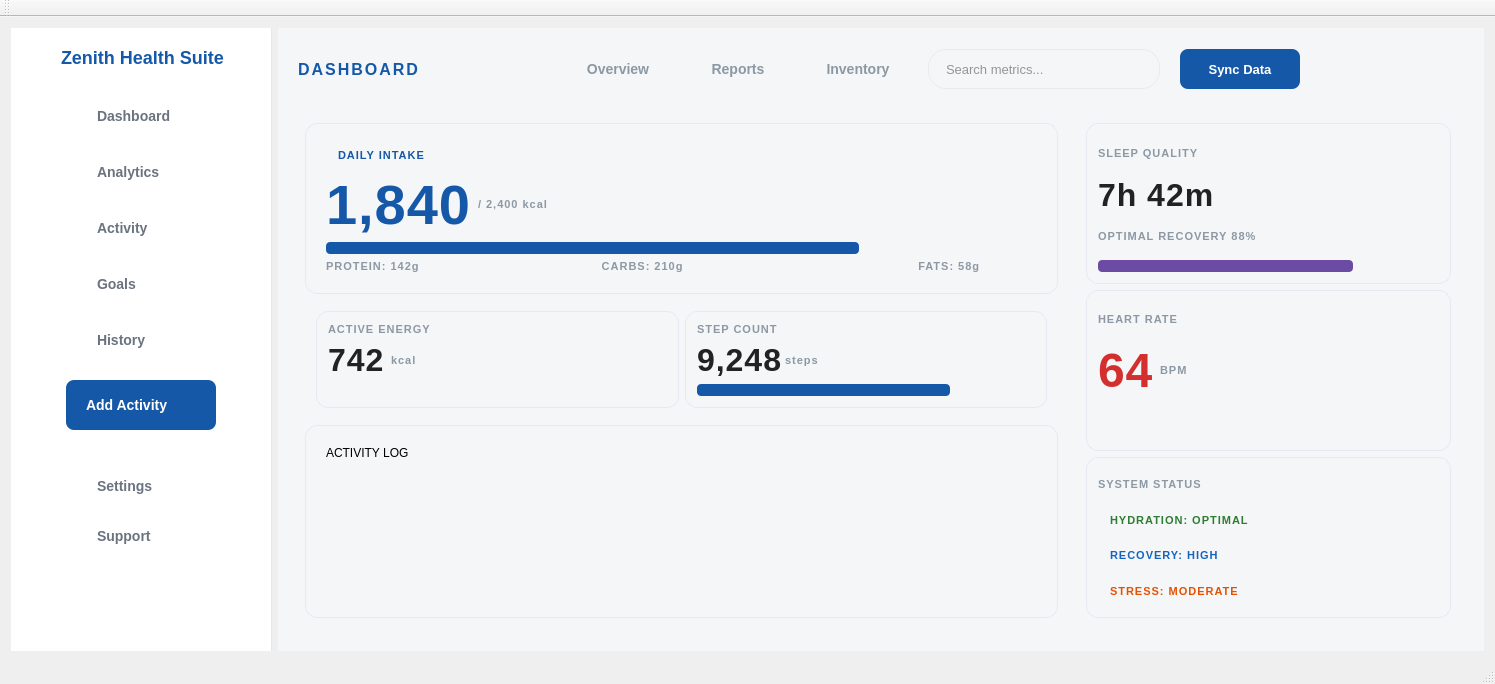
This is ZenithHealthSuite/DashboardScreen.ui in iharisrao/zenith-health-suite as Qt 5 draws it before an edit. The edited form follows.
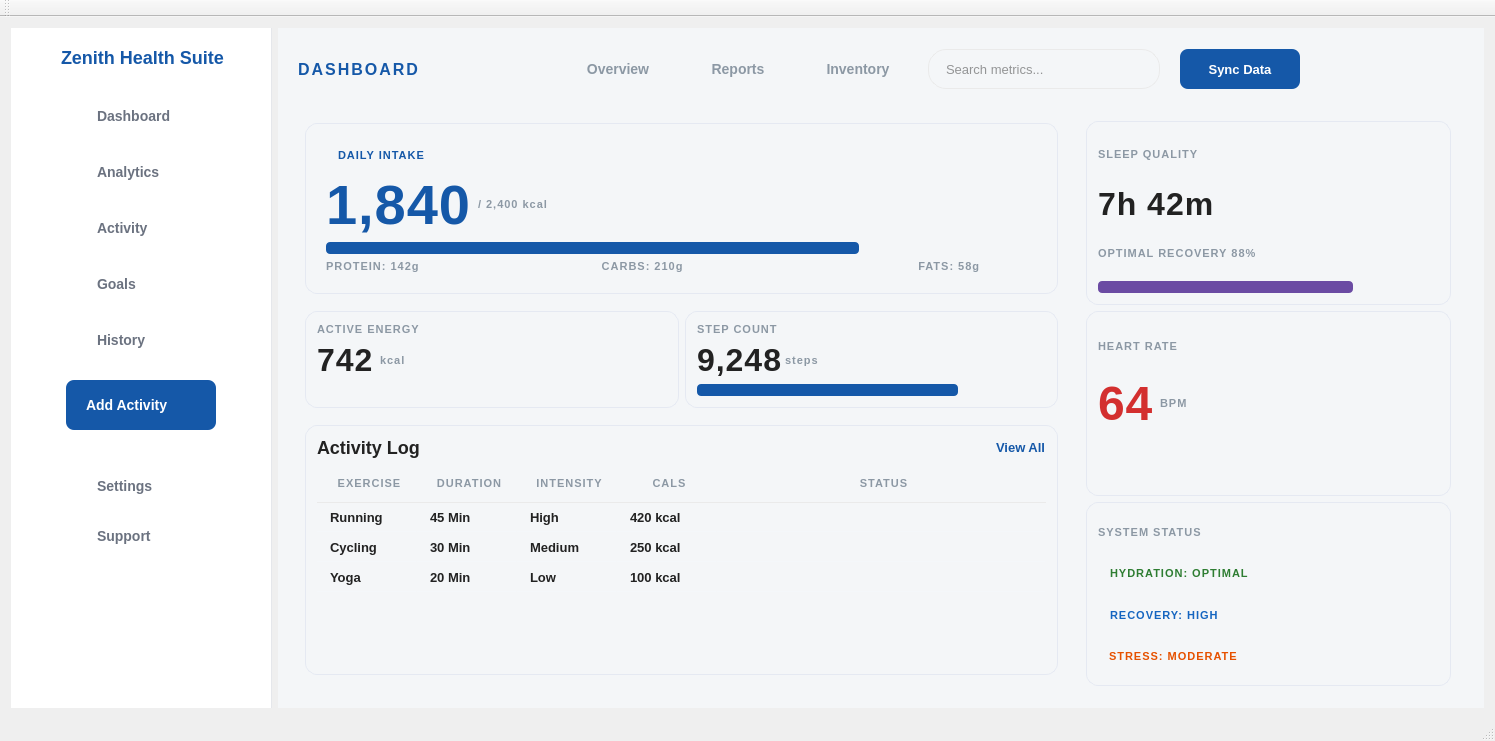
This is the edited form. Icons and pictures are not drawn.

Commit message: finalize the dashboard.ui screen

The edit to the form file:
```diff
--- a/ZenithHealthSuite/DashboardScreen.ui
+++ b/ZenithHealthSuite/DashboardScreen.ui
@@ -200,30 +200,53 @@
 #stepCountProgressBar::chunk { background-color: #1558A8; border-radius: 4px; } 
 #sleepProgressBar::chunk { background-color: #6B4BA3; border-radius: 4px; }
 
-QTableWidget {
+
+QLabel#activityLogTitle {
+    color: #222222;
+    font-size: 18px;
+    font-weight: 900;
+}
+
+QLabel#viewAllLabel {
+    color: #1558A8;
+    font-size: 13px;
+    font-weight: bold;
+}
+
+QTableWidget#activityTable {
     border: none;
-    gridline-color: transparent;
+    gridline-color: transparent; 
     background-color: transparent;
     color: #222222;
     font-size: 13px;
     font-weight: 600;
+    outline: none; 
 }
 
 QHeaderView::section {
     background-color: transparent;
     color: #8C98A4;
-    font-size: 10px;
+    font-size: 11px;
     font-weight: bold;
     text-transform: uppercase;
     letter-spacing: 1px;
     border: none;
-    padding-bottom: 10px;
-    border-bottom: 1px solid #EAEAEA;
+    border-bottom: 1px solid #EAEAEA; 
+    padding: 10px 5px 10px 10px; /* FIXED: Left padding added */
+    text-align: left;
 }
 
-QTableWidget::item {
-    border-bottom: 1px solid #F4F7FA;
-    padding: 10px 0px;
+QTableWidget#activityTable::item {
+    border-bottom: 1px solid #F4F7FA; 
+    border-top: none;
+    border-left: none;
+    border-right: none;
+    padding: 6px 5px 6px 10px; /* FIXED: Left padding added */
+}
+
+QTableWidget#activityTable::item:selected {
+    background-color: transparent;
+    color: #222222;
 }
 
 /* Colorful Status Pills - UPDATED WITH BORDER FIX */
@@ -250,8 +273,6 @@
     color: #E65100 !important;            
     border-radius: 4px;
     padding: 4px 8px;
-    font-weight: bold;
-    border: 1px solid transparent;
 }</string>
   </property>
   <property name="iconSize">
@@ -762,6 +783,12 @@
              <item>
               <widget class="QWidget" name="bottomCardsRow" native="true">
                <layout class="QHBoxLayout" name="horizontalLayout_2">
+                <property name="leftMargin">
+                 <number>0</number>
+                </property>
+                <property name="rightMargin">
+                 <number>0</number>
+                </property>
                 <item>
                  <widget class="QFrame" name="activeEnergyCard">
                   <property name="sizePolicy">
@@ -894,31 +921,157 @@
                  <verstretch>0</verstretch>
                 </sizepolicy>
                </property>
-               <layout class="QVBoxLayout" name="verticalLayout_8">
-                <property name="leftMargin">
-                 <number>20</number>
-                </property>
-                <property name="topMargin">
-                 <number>20</number>
-                </property>
-                <property name="rightMargin">
-                 <number>20</number>
-                </property>
-                <property name="bottomMargin">
-                 <number>20</number>
-                </property>
+               <property name="minimumSize">
+                <size>
+                 <width>0</width>
+                 <height>250</height>
+                </size>
+               </property>
+               <layout class="QVBoxLayout" name="verticalLayout_13">
                 <item>
-                 <widget class="QLabel" name="activityTitle">
-                  <property name="text">
-                   <string>ACTIVITY LOG</string>
-                  </property>
-                  <property name="margin">
-                   <number>20</number>
-                  </property>
-                 </widget>
-                </item>
-                <item>
-                 <widget class="QTableWidget" name="activityLogTable"/>
+                 <layout class="QVBoxLayout" name="verticalLayout_8">
+                  <item>
+                   <layout class="QHBoxLayout" name="horizontalLayout_10">
+                    <item>
+                     <widget class="QLabel" name="activityLogTitle">
+                      <property name="text">
+                       <string>Activity Log</string>
+                      </property>
+                     </widget>
+                    </item>
+                    <item>
+                     <spacer name="horizontalSpacer_6">
+                      <property name="orientation">
+                       <enum>Qt::Orientation::Horizontal</enum>
+                      </property>
+                      <property name="sizeHint" stdset="0">
+                       <size>
+                        <width>40</width>
+                        <height>20</height>
+                       </size>
+                      </property>
+                     </spacer>
+                    </item>
+                    <item>
+                     <widget class="QLabel" name="viewAllLabel">
+                      <property name="text">
+                       <string>View All</string>
+                      </property>
+                     </widget>
+                    </item>
+                   </layout>
+                  </item>
+                  <item>
+                   <widget class="QTableWidget" name="activityTable">
+                    <property name="frameShape">
+                     <enum>QFrame::Shape::NoFrame</enum>
+                    </property>
+                    <property name="verticalScrollBarPolicy">
+                     <enum>Qt::ScrollBarPolicy::ScrollBarAlwaysOff</enum>
+                    </property>
+                    <property name="editTriggers">
+                     <set>QAbstractItemView::EditTrigger::NoEditTriggers</set>
+                    </property>
+                    <property name="selectionMode">
+                     <enum>QAbstractItemView::SelectionMode::NoSelection</enum>
+                    </property>
+                    <attribute name="horizontalHeaderStretchLastSection">
+                     <bool>true</bool>
+                    </attribute>
+                    <attribute name="verticalHeaderVisible">
+                     <bool>false</bool>
+                    </attribute>
+                    <row/>
+                    <row/>
+                    <row/>
+                    <column>
+                     <property name="text">
+                      <string>EXERCISE</string>
+                     </property>
+                    </column>
+                    <column>
+                     <property name="text">
+                      <string>DURATION</string>
+                     </property>
+                    </column>
+                    <column>
+                     <property name="text">
+                      <string>INTENSITY</string>
+                     </property>
+                    </column>
+                    <column>
+                     <property name="text">
+                      <string>CALS</string>
+                     </property>
+                    </column>
+                    <column>
+                     <property name="text">
+                      <string>STATUS</string>
+                     </property>
+                    </column>
+                    <item row="0" column="0">
+                     <property name="text">
+                      <string>Running</string>
+                     </property>
+                    </item>
+                    <item row="0" column="1">
+                     <property name="text">
+                      <string>45 Min</string>
+                     </property>
+                    </item>
+                    <item row="0" column="2">
+                     <property name="text">
+                      <string>High</string>
+                     </property>
+                    </item>
+                    <item row="0" column="3">
+                     <property name="text">
+                      <string>420 kcal</string>
+                     </property>
+                    </item>
+                    <item row="1" column="0">
+                     <property name="text">
+                      <string>Cycling</string>
+                     </property>
+                    </item>
+                    <item row="1" column="1">
+                     <property name="text">
+                      <string>30 Min</string>
+                     </property>
+                    </item>
+                    <item row="1" column="2">
+                     <property name="text">
+                      <string>Medium</string>
+                     </property>
+                    </item>
+                    <item row="1" column="3">
+                     <property name="text">
+                      <string>250 kcal</string>
+                     </property>
+                    </item>
+                    <item row="2" column="0">
+                     <property name="text">
+                      <string>Yoga</string>
+                     </property>
+                    </item>
+                    <item row="2" column="1">
+                     <property name="text">
+                      <string>20 Min</string>
+                     </property>
+                    </item>
+                    <item row="2" column="2">
+                     <property name="text">
+                      <string>Low</string>
+                     </property>
+                    </item>
+                    <item row="2" column="3">
+                     <property name="text">
+                      <string>100 kcal</string>
+                     </property>
+                    </item>
+                   </widget>
+                  </item>
+                 </layout>
                 </item>
                </layout>
               </widget>
@@ -929,6 +1082,12 @@
           <item>
            <widget class="QWidget" name="rightColumnWidget" native="true">
             <layout class="QVBoxLayout" name="verticalLayout_4" stretch="0,0,0">
+             <property name="topMargin">
+              <number>9</number>
+             </property>
+             <property name="bottomMargin">
+              <number>0</number>
+             </property>
              <item>
               <widget class="QFrame" name="sleepQualityCard">
                <property name="sizePolicy">
@@ -1033,6 +1192,12 @@
                  <verstretch>0</verstretch>
                 </sizepolicy>
                </property>
+               <property name="minimumSize">
+                <size>
+                 <width>0</width>
+                 <height>0</height>
+                </size>
+               </property>
                <layout class="QVBoxLayout" name="verticalLayout_9">
                 <item>
                  <widget class="QLabel" name="systemStatusTitle">
```
The commit also changes 3 other files.
